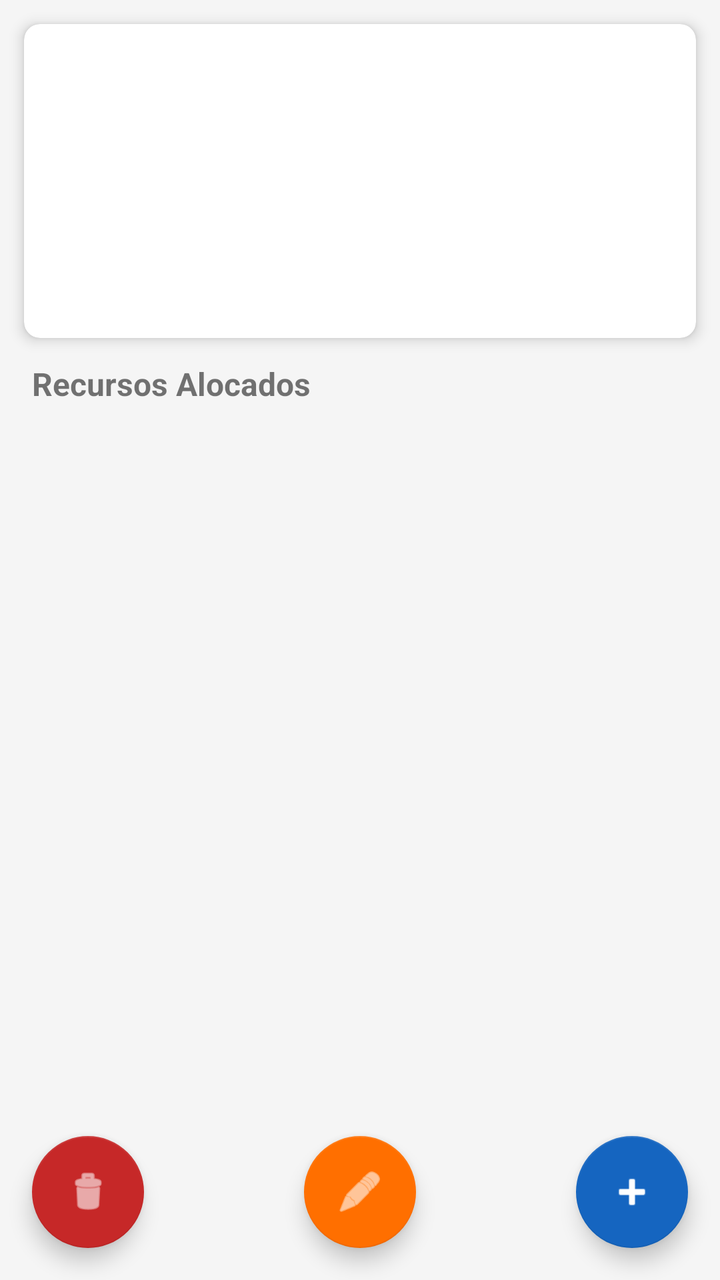
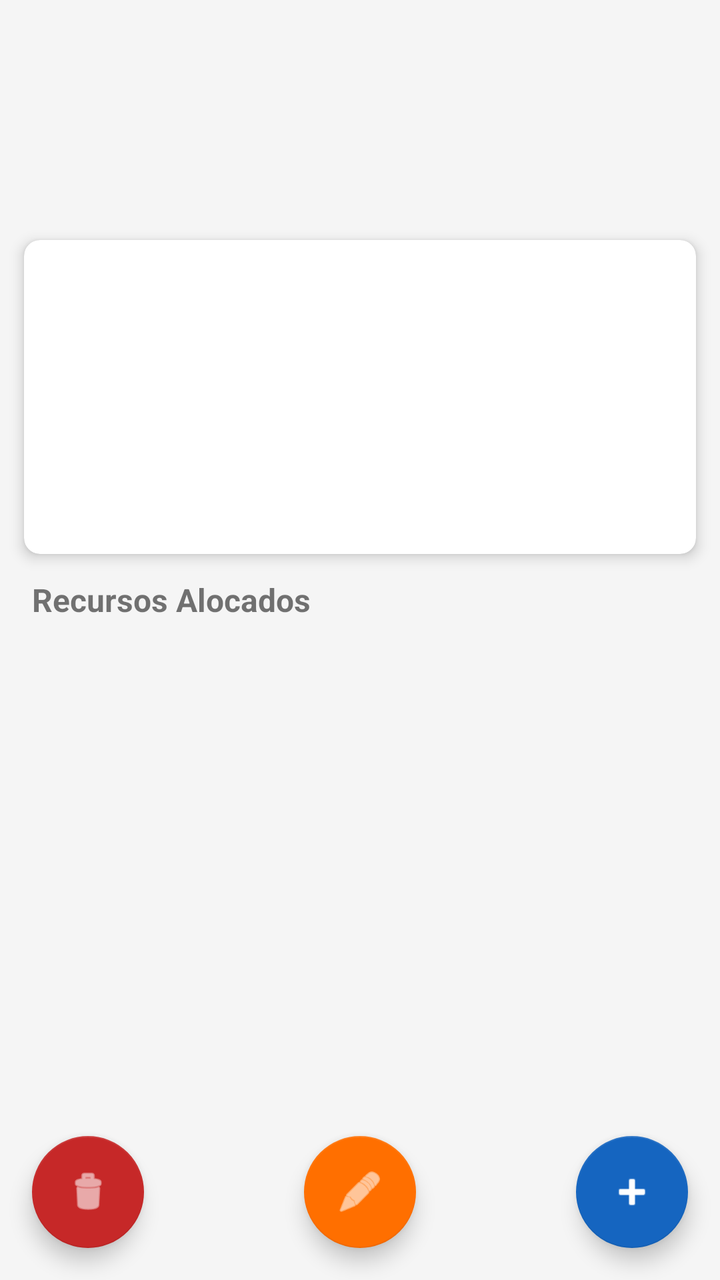

An Android layout rendered at two revisions. The XML below is the earlier revision; the diff shows what the commit changed to produce the second picture.
<!-- AndroidManifest.xml: application theme Theme.FinOpsSimulator -->
<!-- res/layout/activity_dashboard.xml -->
<?xml version="1.0" encoding="utf-8"?>
<androidx.coordinatorlayout.widget.CoordinatorLayout
    xmlns:android="http://schemas.android.com/apk/res/android"
    xmlns:app="http://schemas.android.com/apk/res-auto"
    android:layout_width="match_parent"
    android:layout_height="match_parent"
    android:background="@color/background">

    <LinearLayout
        android:layout_width="match_parent"
        android:layout_height="match_parent"
        android:orientation="vertical">

        
        <androidx.cardview.widget.CardView
            android:layout_width="match_parent"
            android:layout_height="wrap_content"
            android:layout_margin="12dp"
            app:cardCornerRadius="8dp"
            app:cardElevation="4dp">

            <LinearLayout
                android:layout_width="match_parent"
                android:layout_height="wrap_content"
                android:orientation="vertical"
                android:padding="16dp">

                <TextView
                    android:id="@+id/tvDashNome"
                    android:layout_width="match_parent"
                    android:layout_height="wrap_content"
                    android:textSize="20sp"
                    android:textStyle="bold"
                    android:textColor="@color/black" />

                <TextView
                    android:id="@+id/tvDashProvedor"
                    android:layout_width="match_parent"
                    android:layout_height="wrap_content"
                    android:textSize="14sp"
                    android:textColor="@color/primary"
                    android:layout_marginTop="4dp" />

                <TextView
                    android:id="@+id/tvDashOrcamento"
                    android:layout_width="match_parent"
                    android:layout_height="wrap_content"
                    android:textSize="14sp"
                    android:layout_marginTop="8dp" />

                <TextView
                    android:id="@+id/tvDashCustoTotal"
                    android:layout_width="match_parent"
                    android:layout_height="wrap_content"
                    android:textSize="18sp"
                    android:textStyle="bold"
                    android:textColor="@color/cost_green"
                    android:layout_marginTop="4dp" />

                <TextView
                    android:id="@+id/tvDashPercentual"
                    android:layout_width="match_parent"
                    android:layout_height="wrap_content"
                    android:textSize="13sp"
                    android:layout_marginTop="2dp" />
            </LinearLayout>
        </androidx.cardview.widget.CardView>

        <TextView
            android:layout_width="match_parent"
            android:layout_height="wrap_content"
            android:text="Recursos Alocados"
            android:textStyle="bold"
            android:textSize="16sp"
            android:paddingStart="16dp"
            android:paddingEnd="16dp"
            android:paddingBottom="4dp" />

        <FrameLayout
            android:layout_width="match_parent"
            android:layout_height="0dp"
            android:layout_weight="1">

            <ListView
                android:id="@+id/listViewRecursos"
                android:layout_width="match_parent"
                android:layout_height="match_parent"
                android:dividerHeight="0.5dp"
                android:padding="8dp" />

            <TextView
                android:id="@+id/tvDashVazio"
                android:layout_width="wrap_content"
                android:layout_height="wrap_content"
                android:layout_gravity="center"
                android:gravity="center"
                android:text="@string/nenhum_recurso"
                android:textSize="15sp"
                android:textColor="@color/text_secondary"
                android:visibility="gone" />
        </FrameLayout>
    </LinearLayout>

    <com.google.android.material.floatingactionbutton.FloatingActionButton
        android:id="@+id/fabAddRecurso"
        android:layout_width="wrap_content"
        android:layout_height="wrap_content"
        android:layout_gravity="bottom|end"
        android:layout_margin="16dp"
        android:contentDescription="Adicionar Recurso"
        app:srcCompat="@android:drawable/ic_input_add"
        app:backgroundTint="@color/primary" />

    <com.google.android.material.floatingactionbutton.FloatingActionButton
        android:id="@+id/fabEditProjeto"
        android:layout_width="wrap_content"
        android:layout_height="wrap_content"
        android:layout_gravity="bottom|center"
        android:layout_margin="16dp"
        android:contentDescription="Editar Projeto"
        app:srcCompat="@android:drawable/ic_menu_edit"
        app:backgroundTint="@color/accent" />

    <com.google.android.material.floatingactionbutton.FloatingActionButton
        android:id="@+id/fabDelProjeto"
        android:layout_width="wrap_content"
        android:layout_height="wrap_content"
        android:layout_gravity="bottom|start"
        android:layout_margin="16dp"
        android:contentDescription="Excluir Projeto"
        app:srcCompat="@android:drawable/ic_menu_delete"
        app:backgroundTint="@color/cost_red" />

</androidx.coordinatorlayout.widget.CoordinatorLayout>
<!-- resources referenced by this layout -->
<resources>
  <color name="accent">#FF6F00</color>
  <color name="background">#F5F5F5</color>
  <color name="black">#FF000000</color>
  <color name="cost_green">#2E7D32</color>
  <color name="cost_red">#C62828</color>
  <color name="primary">#1565C0</color>
  <color name="text_secondary">#757575</color>
  <string name="nenhum_recurso">Nenhum recurso alocado.\nToque no + para adicionar.</string>
  <style name="Theme.FinOpsSimulator" parent="Theme.MaterialComponents.Light.DarkActionBar">
          <item name="colorPrimary">@color/primary</item>
          <item name="colorPrimaryVariant">@color/primary_dark</item>
          <item name="colorOnPrimary">@color/white</item>
          <item name="colorSecondary">@color/accent</item>
          <item name="colorOnSecondary">@color/white</item>
          <item name="android:statusBarColor">@color/primary_dark</item>
      </style>
  <color name="primary_dark">#0D47A1</color>
  <color name="white">#FFFFFFFF</color>
</resources>

<!-- the commit's change to res/layout/activity_dashboard.xml (unified diff, before → after) -->
@@ -15,7 +15,9 @@
         <androidx.cardview.widget.CardView
             android:layout_width="match_parent"
             android:layout_height="wrap_content"
-            android:layout_margin="12dp"
+            android:layout_marginTop="120dp"
+            android:layout_marginHorizontal="12dp"
+            android:layout_marginBottom="12dp"
             app:cardCornerRadius="8dp"
             app:cardElevation="4dp">
 
@@ -109,7 +111,8 @@
         android:layout_margin="16dp"
         android:contentDescription="Adicionar Recurso"
         app:srcCompat="@android:drawable/ic_input_add"
-        app:backgroundTint="@color/primary" />
+        app:backgroundTint="@color/primary"
+        android:onClick="adicionarRecurso" />
 
     <com.google.android.material.floatingactionbutton.FloatingActionButton
         android:id="@+id/fabEditProjeto"
@@ -119,7 +122,8 @@
         android:layout_margin="16dp"
         android:contentDescription="Editar Projeto"
         app:srcCompat="@android:drawable/ic_menu_edit"
-        app:backgroundTint="@color/accent" />
+        app:backgroundTint="@color/accent"
+        android:onClick="editarProjeto" />
 
     <com.google.android.material.floatingactionbutton.FloatingActionButton
         android:id="@+id/fabDelProjeto"
@@ -129,6 +133,7 @@
         android:layout_margin="16dp"
         android:contentDescription="Excluir Projeto"
         app:srcCompat="@android:drawable/ic_menu_delete"
-        app:backgroundTint="@color/cost_red" />
+        app:backgroundTint="@color/cost_red"
+        android:onClick="excluirProjeto" />
 
 </androidx.coordinatorlayout.widget.CoordinatorLayout>
